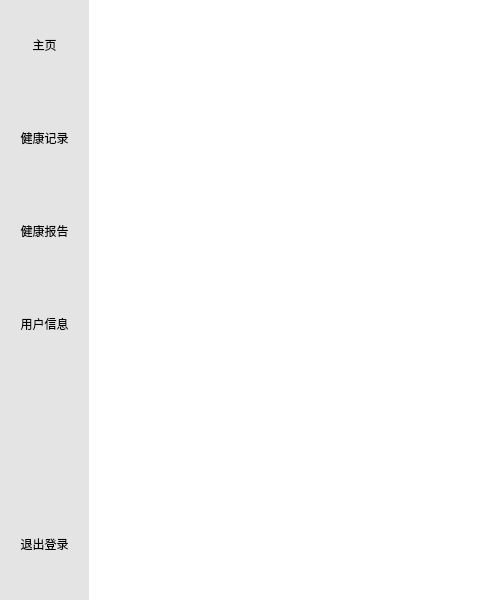
Old version of the form STM32Smart_home_health/Smart_home_health_Qt/Smart_health/widget.ui in the repository heart321/STM32Smart_home_health; both pictures show x 0 to 480 and y 0 to 600 of the 1024 by 600 pixel window.
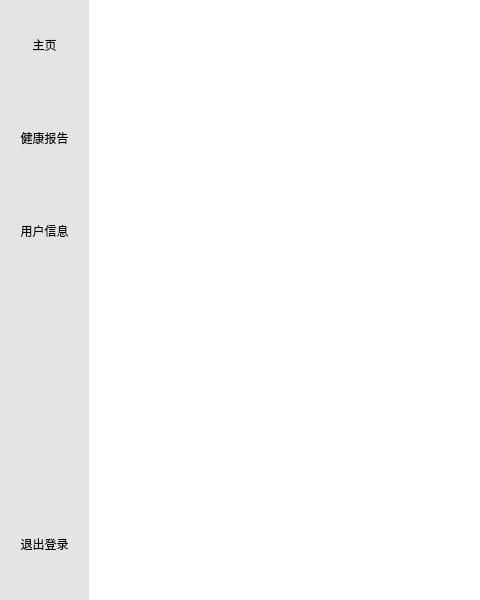
New version of the form. Icons and pictures are not drawn.

```diff
--- a/STM32Smart_home_health/Smart_home_health_Qt/Smart_health/widget.ui
+++ b/STM32Smart_home_health/Smart_home_health_Qt/Smart_health/widget.ui
@@ -59,60 +59,7 @@
        <property name="spacing">
         <number>0</number>
        </property>
-       <item row="1" column="0">
-        <widget class="QToolButton" name="toolButton_record">
-         <property name="styleSheet">
-          <string notr="true">/* 默认 */
-QToolButton{   
-	border-top: 3px outset transparent;           /* 上边框宽度3像素、突出显示、颜色为透明 */
-	border-bottom: 7px outset transparent;
-	border-right: 3px outset transparent;
-	border-left: 3px outset transparent;
-    min-width: 80px;                            /* 控件最小宽度 */
-    min-height: 80px;
-	background-color: rgb(228, 228, 228);
-}
-
-/* 鼠标悬停 */
-QToolButton:hover{
-	background-color: rgb(205, 205, 205);
-}
-
-/* 点击和按下 */
-QToolButton:pressed,QToolButton:checked{
-	border-left: 3px outset rgb(93, 95, 97);  /* 左边框宽度3像素、突出显示、颜色为深深灰 */
-	background-color: rgb(246, 246, 246);	
-}
-
-QPushButton:default {
-    border-color: navy; /* make the default button prominent */
-}</string>
-         </property>
-         <property name="text">
-          <string>健康记录</string>
-         </property>
-         <property name="icon">
-          <iconset resource="icon.qrc">
-           <normaloff>:/icons/widgets/records.png</normaloff>:/icons/widgets/records.png</iconset>
-         </property>
-         <property name="iconSize">
-          <size>
-           <width>45</width>
-           <height>45</height>
-          </size>
-         </property>
-         <property name="checkable">
-          <bool>true</bool>
-         </property>
-         <property name="autoExclusive">
-          <bool>true</bool>
-         </property>
-         <property name="toolButtonStyle">
-          <enum>Qt::ToolButtonTextUnderIcon</enum>
-         </property>
-        </widget>
-       </item>
-       <item row="5" column="0">
+       <item row="4" column="0">
         <widget class="QToolButton" name="toolButton_logout">
          <property name="styleSheet">
           <string notr="true">/* 默认 */
@@ -165,60 +112,7 @@
          </property>
         </widget>
        </item>
-       <item row="0" column="0">
-        <widget class="QToolButton" name="toolButton_home">
-         <property name="styleSheet">
-          <string notr="true">/* 默认 */
-QToolButton{   
-	border-top: 3px outset transparent;           /* 上边框宽度3像素、突出显示、颜色为透明 */
-	border-bottom: 7px outset transparent;
-	border-right: 3px outset transparent;
-	border-left: 3px outset transparent;
-    min-width: 80px;                            /* 控件最小宽度 */
-    min-height: 80px;
-	background-color: rgb(228, 228, 228);
-}
-
-/* 鼠标悬停 */
-QToolButton:hover{
-	background-color: rgb(205, 205, 205);
-}
-
-/* 点击和按下 */
-QToolButton:pressed,QToolButton:checked{
-	border-left: 3px outset rgb(93, 95, 97);  /* 左边框宽度3像素、突出显示、颜色为深深灰 */
-	background-color: rgb(246, 246, 246);	
-}
-
-QPushButton:default {
-    border-color: navy; /* make the default button prominent */
-}</string>
-         </property>
-         <property name="text">
-          <string>主页</string>
-         </property>
-         <property name="icon">
-          <iconset resource="icon.qrc">
-           <normaloff>:/icons/widgets/home.png</normaloff>:/icons/widgets/home.png</iconset>
-         </property>
-         <property name="iconSize">
-          <size>
-           <width>45</width>
-           <height>45</height>
-          </size>
-         </property>
-         <property name="checkable">
-          <bool>true</bool>
-         </property>
-         <property name="autoExclusive">
-          <bool>true</bool>
-         </property>
-         <property name="toolButtonStyle">
-          <enum>Qt::ToolButtonTextUnderIcon</enum>
-         </property>
-        </widget>
-       </item>
-       <item row="3" column="0">
+       <item row="2" column="0">
         <widget class="QToolButton" name="toolButton_usrInfo">
          <property name="styleSheet">
           <string notr="true">/* 默认 */
@@ -271,63 +165,7 @@
          </property>
         </widget>
        </item>
-       <item row="2" column="0">
-        <widget class="QToolButton" name="toolButton_report">
-         <property name="styleSheet">
-          <string notr="true">/* 默认 */
-QToolButton{   
-	border-top: 3px outset transparent;           /* 上边框宽度3像素、突出显示、颜色为透明 */
-	border-bottom: 7px outset transparent;
-	border-right: 3px outset transparent;
-	border-left: 3px outset transparent;
-    min-width: 80px;                            /* 控件最小宽度 */
-    min-height: 80px;
-	background-color: rgb(228, 228, 228);
-}
-
-/* 鼠标悬停 */
-QToolButton:hover{
-	background-color: rgb(205, 205, 205);
-}
-
-/* 点击和按下 */
-QToolButton:pressed,QToolButton:checked{
-	border-left: 3px outset rgb(93, 95, 97);  /* 左边框宽度3像素、突出显示、颜色为深深灰 */
-	background-color: rgb(246, 246, 246);	
-}
-
-QPushButton:default {
-    border-color: navy; /* make the default button prominent */
-}</string>
-         </property>
-         <property name="text">
-          <string>健康报告</string>
-         </property>
-         <property name="icon">
-          <iconset resource="icon.qrc">
-           <normaloff>:/icons/widgets/report.png</normaloff>:/icons/widgets/report.png</iconset>
-         </property>
-         <property name="iconSize">
-          <size>
-           <width>45</width>
-           <height>45</height>
-          </size>
-         </property>
-         <property name="checkable">
-          <bool>true</bool>
-         </property>
-         <property name="autoRepeat">
-          <bool>false</bool>
-         </property>
-         <property name="autoExclusive">
-          <bool>true</bool>
-         </property>
-         <property name="toolButtonStyle">
-          <enum>Qt::ToolButtonTextUnderIcon</enum>
-         </property>
-        </widget>
-       </item>
-       <item row="4" column="0">
+       <item row="3" column="0">
         <spacer name="verticalSpacer">
          <property name="orientation">
           <enum>Qt::Vertical</enum>
@@ -340,6 +178,115 @@
          </property>
         </spacer>
        </item>
+       <item row="1" column="0">
+        <widget class="QToolButton" name="toolButton_report">
+         <property name="styleSheet">
+          <string notr="true">/* 默认 */
+QToolButton{   
+	border-top: 3px outset transparent;           /* 上边框宽度3像素、突出显示、颜色为透明 */
+	border-bottom: 7px outset transparent;
+	border-right: 3px outset transparent;
+	border-left: 3px outset transparent;
+    min-width: 80px;                            /* 控件最小宽度 */
+    min-height: 80px;
+	background-color: rgb(228, 228, 228);
+}
+
+/* 鼠标悬停 */
+QToolButton:hover{
+	background-color: rgb(205, 205, 205);
+}
+
+/* 点击和按下 */
+QToolButton:pressed,QToolButton:checked{
+	border-left: 3px outset rgb(93, 95, 97);  /* 左边框宽度3像素、突出显示、颜色为深深灰 */
+	background-color: rgb(246, 246, 246);	
+}
+
+QPushButton:default {
+    border-color: navy; /* make the default button prominent */
+}</string>
+         </property>
+         <property name="text">
+          <string>健康报告</string>
+         </property>
+         <property name="icon">
+          <iconset resource="icon.qrc">
+           <normaloff>:/icons/widgets/report.png</normaloff>:/icons/widgets/report.png</iconset>
+         </property>
+         <property name="iconSize">
+          <size>
+           <width>45</width>
+           <height>45</height>
+          </size>
+         </property>
+         <property name="checkable">
+          <bool>true</bool>
+         </property>
+         <property name="autoRepeat">
+          <bool>false</bool>
+         </property>
+         <property name="autoExclusive">
+          <bool>true</bool>
+         </property>
+         <property name="toolButtonStyle">
+          <enum>Qt::ToolButtonTextUnderIcon</enum>
+         </property>
+        </widget>
+       </item>
+       <item row="0" column="0">
+        <widget class="QToolButton" name="toolButton_home">
+         <property name="styleSheet">
+          <string notr="true">/* 默认 */
+QToolButton{   
+	border-top: 3px outset transparent;           /* 上边框宽度3像素、突出显示、颜色为透明 */
+	border-bottom: 7px outset transparent;
+	border-right: 3px outset transparent;
+	border-left: 3px outset transparent;
+    min-width: 80px;                            /* 控件最小宽度 */
+    min-height: 80px;
+	background-color: rgb(228, 228, 228);
+}
+
+/* 鼠标悬停 */
+QToolButton:hover{
+	background-color: rgb(205, 205, 205);
+}
+
+/* 点击和按下 */
+QToolButton:pressed,QToolButton:checked{
+	border-left: 3px outset rgb(93, 95, 97);  /* 左边框宽度3像素、突出显示、颜色为深深灰 */
+	background-color: rgb(246, 246, 246);	
+}
+
+QPushButton:default {
+    border-color: navy; /* make the default button prominent */
+}</string>
+         </property>
+         <property name="text">
+          <string>主页</string>
+         </property>
+         <property name="icon">
+          <iconset resource="icon.qrc">
+           <normaloff>:/icons/widgets/home.png</normaloff>:/icons/widgets/home.png</iconset>
+         </property>
+         <property name="iconSize">
+          <size>
+           <width>45</width>
+           <height>45</height>
+          </size>
+         </property>
+         <property name="checkable">
+          <bool>true</bool>
+         </property>
+         <property name="autoExclusive">
+          <bool>true</bool>
+         </property>
+         <property name="toolButtonStyle">
+          <enum>Qt::ToolButtonTextUnderIcon</enum>
+         </property>
+        </widget>
+       </item>
       </layout>
      </widget>
     </item>
```
